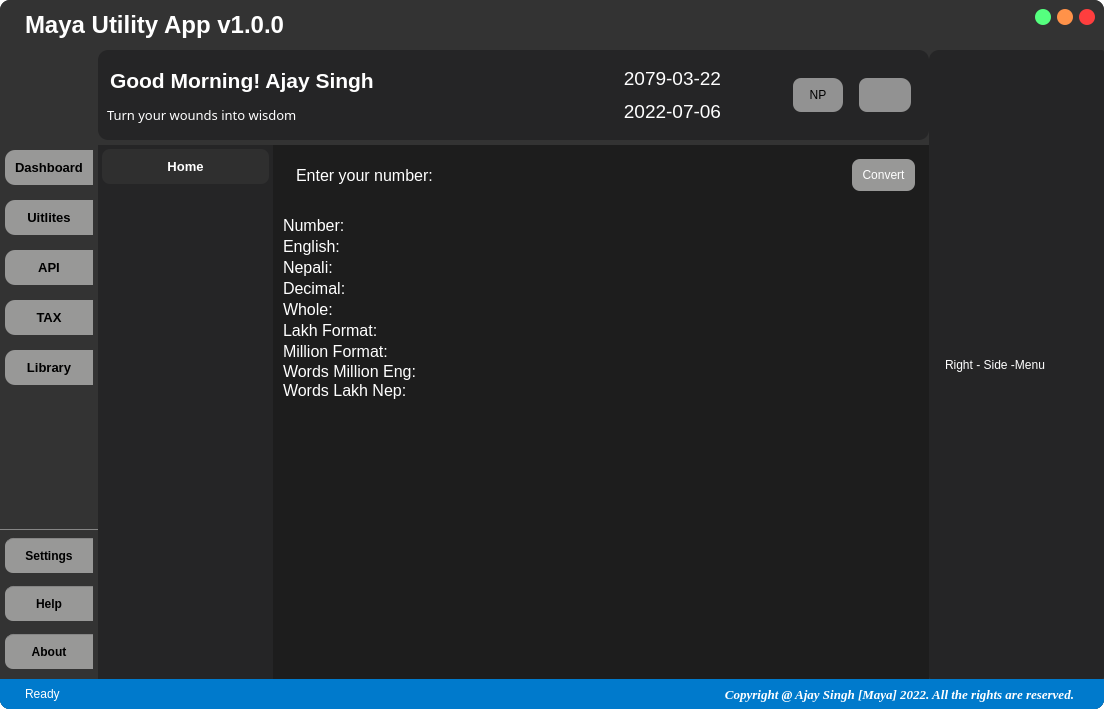
Above: assets/UI/Interface.ui from mentormaya/Maya-Utility-App before the change. Below: the same form after it.
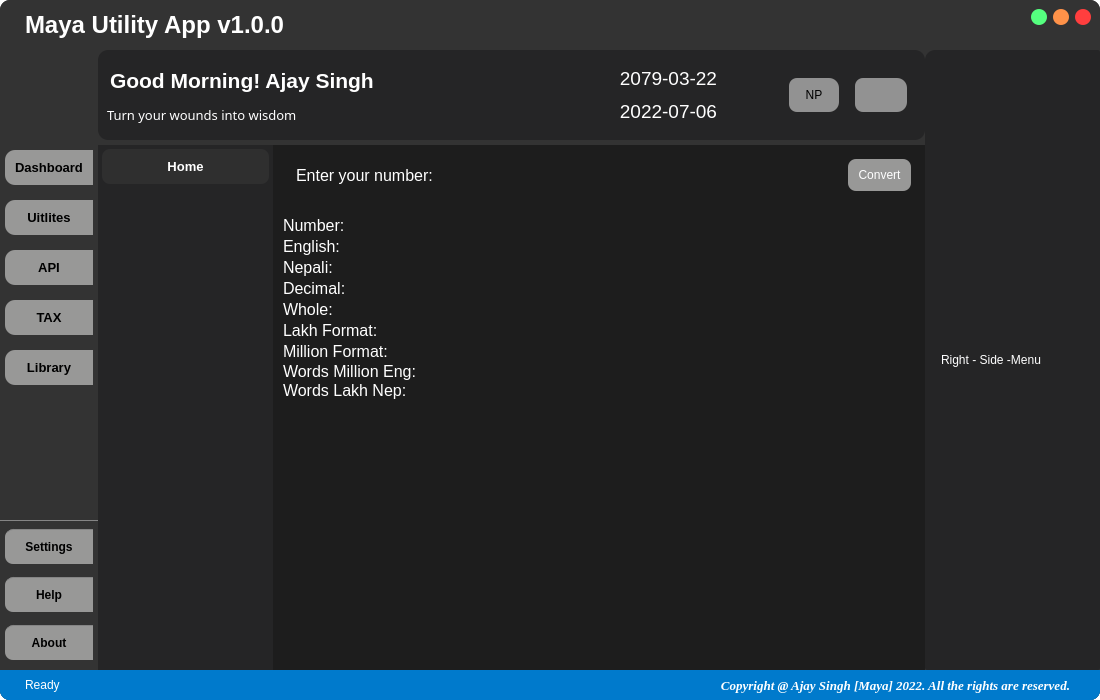
That is the form after the change. Icons and pictures are not drawn.

What changed in the file:
```diff
--- a/assets/UI/Interface.ui
+++ b/assets/UI/Interface.ui
@@ -6,8 +6,8 @@
    <rect>
     <x>0</x>
     <y>0</y>
-    <width>1104</width>
-    <height>709</height>
+    <width>1100</width>
+    <height>700</height>
    </rect>
   </property>
   <property name="windowTitle">
```
